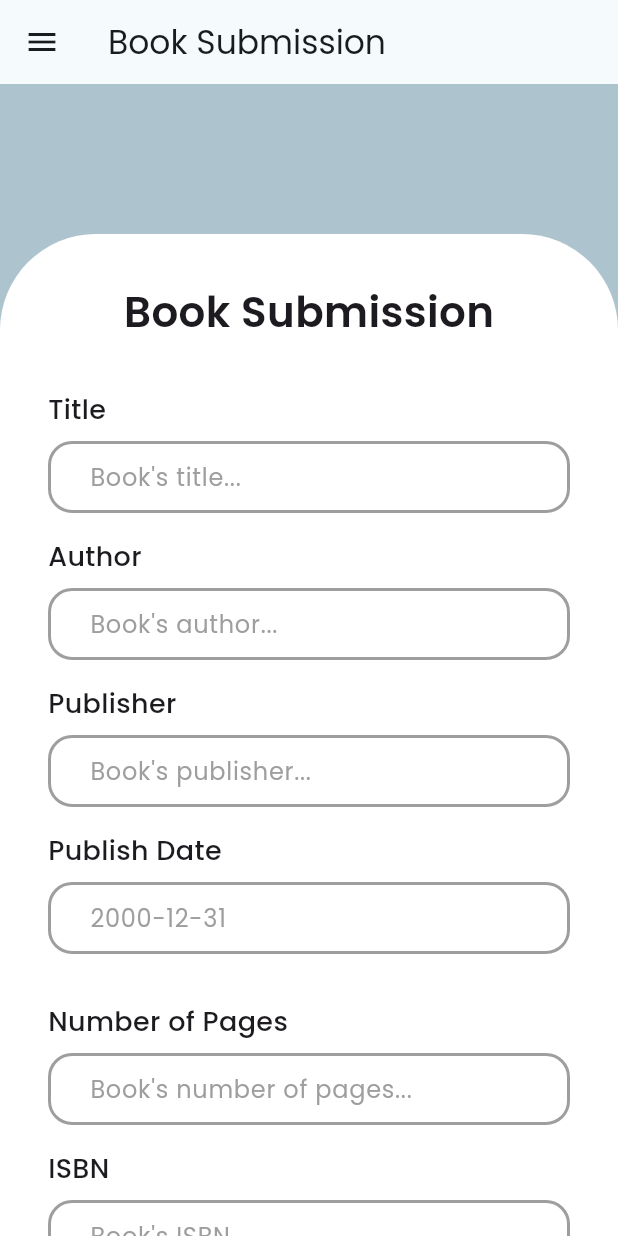
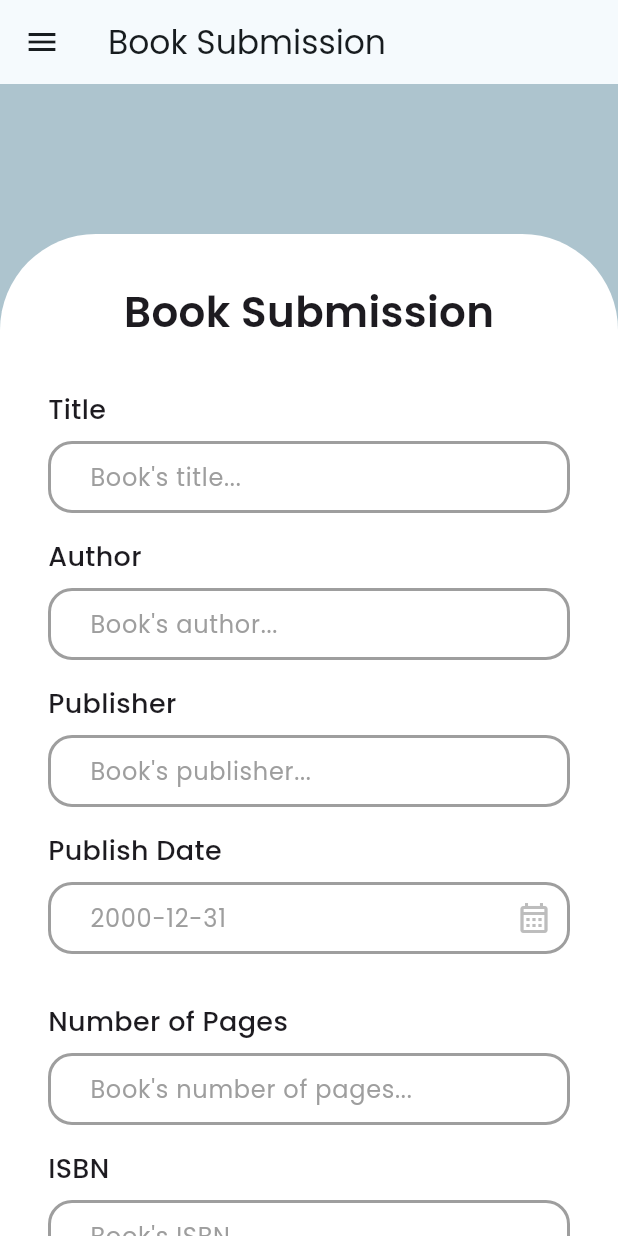
Before and after one commit to B03-PBP-2023/bukoo-mobile, a Flutter app: the BookSubmissionPage screen opened directly, on a phone screen of 412 x 824 dp. Run offline on Flutter 3.47's test engine with Material 3 defaults, Android fonts, the phone set to English and light mode, and no system bars; our stand-ins replace google_fonts, image_picker, shared_preferences; missing offline and left inert: autocomplete_textfield, pbp_django_auth; accounts and stored records are empty.

Commit message:
feat: add book submission page

```diff
--- a/lib/book_collection/models/book.dart
+++ b/lib/book_collection/models/book.dart
@@ -1,12 +1,10 @@
-import 'package:bukoo/book_collection/models/genre.dart';
-
 class Book {
   final int? id;
   final String? title;
   final String? imageUrl;
   final List<String>? authors;
   final String? description;
-  final List<Genre>? genres;
+  final List<String>? genres;
   final String? publisher;
   final String? publishDate;
   final int? numPages;
@@ -37,7 +35,7 @@ class Book {
           .toList(),
       description: json['fields']['description'],
       genres: json['fields']['genres']
-          .map<Genre>((genre) => Genre.fromJson(genre))
+          .map<String>((genre) => genre['name'] as String)
           .toList(),
       publisher: json['fields']['publisher'],
       publishDate: json['fields']['publish_date'],
--- a/lib/book_collection/models/genre.dart
+++ /dev/null
@@ -1,16 +0,0 @@
-class Genre {
-  final String? name;
-  final int? id;
-
-  Genre({
-    this.name,
-    this.id,
-  });
-
-  factory Genre.fromJson(Map<String, dynamic> json) {
-    return Genre(
-      name: json['name'],
-      id: json['id'],
-    );
-  }
-}
--- a/lib/book_collection/screens/book_detail_page.dart
+++ b/lib/book_collection/screens/book_detail_page.dart
@@ -167,7 +167,7 @@ class _BookDetailPageState extends State<BookDetailPage> {
                                                       padding:
                                                           const EdgeInsets.all(
                                                               0),
-                                                      label: Text(genre.name!,
+                                                      label: Text(genre,
                                                           style:
                                                               Theme.of(context)
                                                                   .textTheme
@@ -345,7 +345,7 @@ class _BookDetailPageState extends State<BookDetailPage> {
               );
             } else if (snapshot.hasError) {
               return Center(
-                child: Text('${snapshot.error}'),
+                child: Text('ERROR: ${snapshot.error}'),
               );
             } else {
               return const Center(
--- a/lib/book_collection/screens/book_submission_page.dart
+++ b/lib/book_collection/screens/book_submission_page.dart
@@ -7,6 +7,8 @@ import 'package:intl/intl.dart';
 import 'package:autocomplete_textfield/autocomplete_textfield.dart';
 import 'package:pbp_django_auth/pbp_django_auth.dart';
 import 'package:provider/provider.dart';
+import 'package:image_picker/image_picker.dart';
+import 'dart:io';
 
 class BookSubmissionPage extends StatefulWidget {
   BookSubmissionPage({super.key});
@@ -31,8 +33,19 @@ class _BookSubmissionPageState extends State<BookSubmissionPage> {
   final TextEditingController _numPages = TextEditingController();
   final TextEditingController _publishDate = TextEditingController();
   final TextEditingController _description = TextEditingController();
-  List<String> _selectedOptions = [];
-  List<String> _allGenres = ['Genre 1', 'Genre 2', 'Genre 3', 'Genre 4'];
+  final List<String> _selectedGenres = [];
+  File? _imageFile;
+
+  Future<void> _pickImage() async {
+    final ImagePicker picker = ImagePicker();
+    final XFile? image = await picker.pickImage(source: ImageSource.gallery);
+
+    if (image != null) {
+      setState(() {
+        _imageFile = File(image.path);
+      });
+    }
+  }
 
   @override
   Widget build(BuildContext context) {
@@ -77,11 +90,16 @@ class _BookSubmissionPageState extends State<BookSubmissionPage> {
                     child: Padding(
                       padding: const EdgeInsets.symmetric(
                           horizontal: 32.0, vertical: 32.0),
-                      child: Column(children: [
-                        const Text(
+                      child: Column(
+                          crossAxisAlignment: CrossAxisAlignment.start,
+                          children: [
+                            const Align(
+                              alignment: Alignment.center,
+                              child: Text(
                                 "Book Submission",
                                 style: TextStyle(
                                     fontSize: 28, fontWeight: FontWeight.w600),
+                              ),
                             ),
                             const SizedBox(height: 32.0),
                             CustomTextField(
@@ -133,7 +151,8 @@ class _BookSubmissionPageState extends State<BookSubmissionPage> {
                                       _publishDate.text = formattedDate;
                                     }
                                   },
-                              child: const Icon(Icons.calendar_month_outlined)),
+                                  child: const Icon(
+                                      Icons.calendar_month_outlined)),
                             ),
                             const SizedBox(height: 16.0),
                             // Genre
@@ -181,7 +200,8 @@ class _BookSubmissionPageState extends State<BookSubmissionPage> {
                                         key: _autoCompleteKey,
                                         suggestions: snapshot.data!,
                                         minLength: 0,
-                                    decoration: CustomTextField.inputDecoration
+                                        decoration: CustomTextField
+                                            .inputDecoration
                                             .copyWith(
                                                 hintText: 'Book\'s genres...'),
                                         itemFilter: (item, query) {
@@ -194,7 +214,7 @@ class _BookSubmissionPageState extends State<BookSubmissionPage> {
                                         },
                                         itemSubmitted: (item) {
                                           setState(() {
-                                        _selectedOptions.add(item);
+                                            _selectedGenres.add(item);
                                           });
                                         },
                                         itemBuilder: (context, item) {
@@ -221,12 +241,12 @@ class _BookSubmissionPageState extends State<BookSubmissionPage> {
                                 Wrap(
                                   spacing: 5.0,
                                   runSpacing: 5.0,
-                              children: _selectedOptions.map((String genre) {
+                                  children: _selectedGenres.map((String genre) {
                                     return Chip(
                                       label: Text(genre),
                                       onDeleted: () {
                                         setState(() {
-                                      _selectedOptions.remove(genre);
+                                          _selectedGenres.remove(genre);
                                         });
                                       },
                                     );
@@ -241,6 +261,67 @@ class _BookSubmissionPageState extends State<BookSubmissionPage> {
                                 hintText: 'Book\'s description...',
                                 maxLines: null,
                                 minLines: 5),
+                            const SizedBox(height: 16.0),
+                            // Image
+                            Row(
+                              mainAxisAlignment: MainAxisAlignment.spaceBetween,
+                              children: [
+                                const Text('Cover Image',
+                                    style: TextStyle(
+                                        fontSize: 18.0,
+                                        fontWeight: FontWeight.w500)),
+                                TextButton(
+                                    onPressed: _pickImage,
+                                    child: const Text(
+                                      'Pick Image',
+                                      style: TextStyle(
+                                          color: Colors.grey, fontSize: 16.0),
+                                    )),
+                              ],
+                            ),
+                            const SizedBox(height: 8.0),
+                            if (_imageFile != null)
+                              Align(
+                                alignment: Alignment.center,
+                                child: Stack(
+                                  children: [
+                                    Padding(
+                                      padding: const EdgeInsets.only(
+                                          top: 16.0, right: 16.0),
+                                      child: ClipRRect(
+                                          borderRadius:
+                                              BorderRadius.circular(16),
+                                          child: Image.file(
+                                            _imageFile!,
+                                            width: MediaQuery.of(context)
+                                                    .size
+                                                    .width /
+                                                2,
+                                            height: MediaQuery.of(context)
+                                                    .size
+                                                    .width /
+                                                (2 * 0.625),
+                                            fit: BoxFit.cover,
+                                          )),
+                                    ),
+                                    Positioned(
+                                        top: 0,
+                                        right: 0,
+                                        child: CircleAvatar(
+                                          backgroundColor: Colors.grey[200],
+                                          child: IconButton(
+                                            icon: const Icon(Icons.close),
+                                            onPressed: () {
+                                              setState(() {
+                                                _imageFile = null;
+                                              });
+                                            },
+                                          ),
+                                        ))
+                                  ],
+                                ),
+                              ),
+
                             const SizedBox(height: 32.0),
                             PrimaryButton(
                                 onPressed: () {
--- a/lib/book_collection/screens/home_page.dart
+++ b/lib/book_collection/screens/home_page.dart
@@ -80,7 +80,7 @@ class _HomePageState extends State<HomePage> {
                     children: [
                       const Image(
                         image: AssetImage('assets/logo.png'),
-                        width: 240,
+                        width: 180,
                         fit: BoxFit.cover,
                       ),
                       const Text(
--- a/lib/core/models/user.dart
+++ b/lib/core/models/user.dart
@@ -1,4 +1,3 @@
-import 'package:flutter/material.dart';
 
 class User {
   String? username;
--- a/lib/core/widgets/custom_text_field.dart
+++ b/lib/core/widgets/custom_text_field.dart
@@ -5,9 +5,13 @@ class CustomTextField extends StatelessWidget {
   final String labelText;
   final String? hintText;
   final Widget? prefixIcon;
+  final Widget? suffixIcon;
   final bool obscureText;
   final Function(String?)? validator;
   final String? errorText;
+  final TextInputType? keyboardType;
+  final int? maxLines;
+  final int? minLines;
 
   const CustomTextField({
     super.key,
@@ -15,11 +19,36 @@ class CustomTextField extends StatelessWidget {
     required this.labelText,
     this.hintText,
     this.prefixIcon,
+    this.suffixIcon,
     this.obscureText = false,
     this.validator,
     this.errorText,
+    this.keyboardType,
+    this.maxLines,
+    this.minLines,
   });
 
+  static final inputDecoration = InputDecoration(
+    hintStyle: const TextStyle(color: Colors.grey, fontSize: 16.0),
+    contentPadding:
+        const EdgeInsets.symmetric(horizontal: 24.0, vertical: 12.0),
+    enabledBorder: OutlineInputBorder(
+      borderRadius: BorderRadius.circular(16.0),
+      borderSide: const BorderSide(color: Colors.grey, width: 2.0),
+    ),
+    focusedBorder: OutlineInputBorder(
+      borderRadius: BorderRadius.circular(16.0),
+      borderSide: const BorderSide(color: Color(0xFF354259), width: 2.0),
+    ),
+    errorBorder: OutlineInputBorder(
+      borderRadius: BorderRadius.circular(16.0),
+      borderSide: const BorderSide(color: Colors.grey, width: 2.0),
+    ),
+    focusedErrorBorder: OutlineInputBorder(
+      borderRadius: BorderRadius.circular(16.0),
+      borderSide: const BorderSide(color: Colors.grey, width: 2.0),
+    ),
+  );
 
   @override
   Widget build(BuildContext context) {
@@ -34,6 +63,9 @@ class CustomTextField extends StatelessWidget {
           controller: controller,
           obscureText: obscureText,
           obscuringCharacter: '*',
+          keyboardType: keyboardType,
+          maxLines: obscureText ? 1 : maxLines,
+          minLines: minLines,
           validator: (value) {
             if (value == null || value.isEmpty) {
               return 'This field must not be empty';
@@ -43,32 +75,14 @@ class CustomTextField extends StatelessWidget {
             }
             return null;
           },
-          decoration: InputDecoration(
+          decoration: inputDecoration.copyWith(
             errorText: errorText,
             errorMaxLines: 2,
-            contentPadding:
-                const EdgeInsets.symmetric(horizontal: 24.0, vertical: 12.0),
             prefixIcon: prefixIcon,
             prefixIconColor: Colors.grey[400]!,
+            suffixIcon: suffixIcon,
+            suffixIconColor: Colors.grey[400]!,
             hintText: hintText,
-            hintStyle: const TextStyle(color: Colors.grey, fontSize: 16.0),
-            enabledBorder: OutlineInputBorder(
-              borderRadius: BorderRadius.circular(16.0),
-              borderSide: const BorderSide(color: Colors.grey, width: 2.0),
-            ),
-            focusedBorder: OutlineInputBorder(
-              borderRadius: BorderRadius.circular(16.0),
-              borderSide:
-                  const BorderSide(color: Color(0xFF354259), width: 2.0),
-            ),
-            errorBorder: OutlineInputBorder(
-              borderRadius: BorderRadius.circular(16.0),
-              borderSide: const BorderSide(color: Colors.grey, width: 2.0),
-            ),
-            focusedErrorBorder: OutlineInputBorder(
-              borderRadius: BorderRadius.circular(16.0),
-              borderSide: const BorderSide(color: Colors.grey, width: 2.0),
-            ),
           ),
         ),
       ],
```
Also changed, not shown: lib/book_collection/dummy.dart (+9 -10 lines), lib/main.dart (+14 -6 lines), pubspec.yaml (+9 -6 lines), pubspec.lock. Lines whose indentation alone changed are shown as unchanged.
